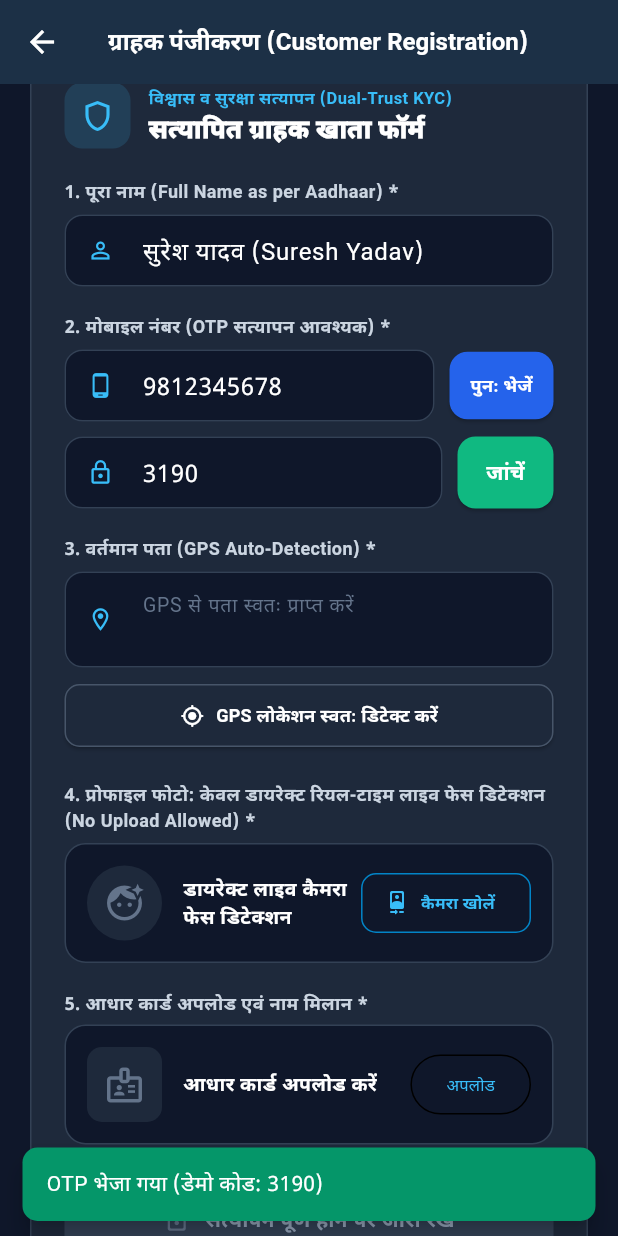
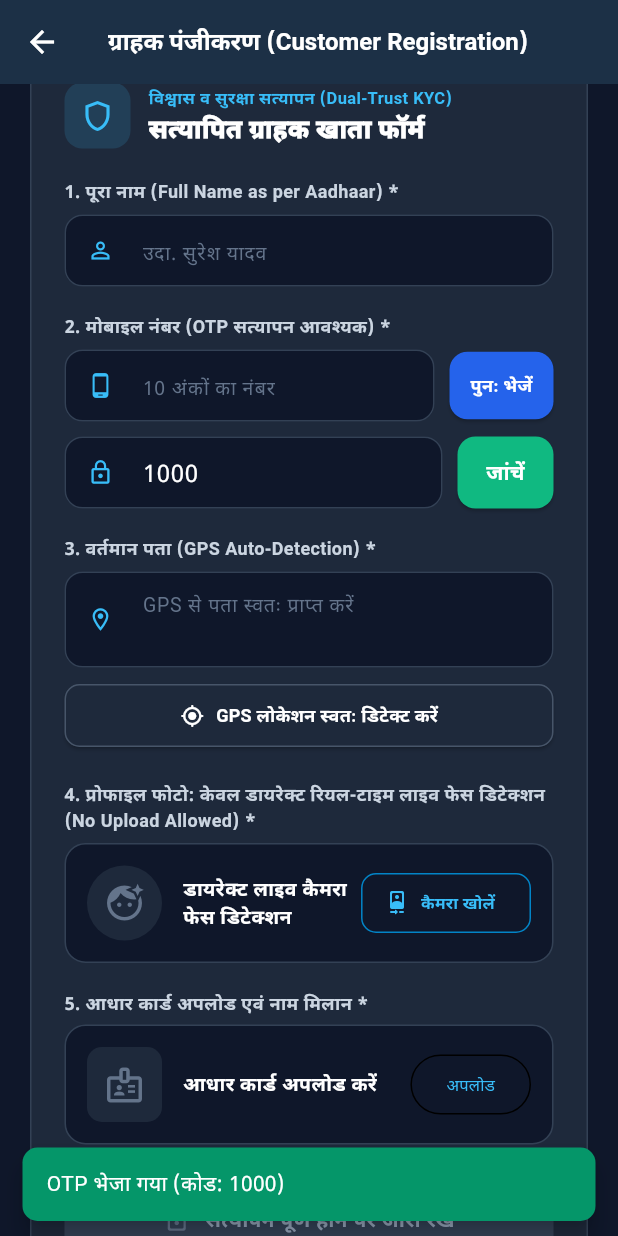
Before and after one commit to bajarangi01010-afk/digital-kaam, a Flutter app: the CustomerRegistrationScreen screen opened by its route, scrolled down 44 dp, after a tap on "OTP भेजें", on a phone screen of 412 x 824 dp. Run offline on Flutter 3.47's test engine with Material 3 defaults, Android fonts, the phone set to English and light mode, and no system bars; our stand-ins replace camera, dio, flutter_spinkit, google_fonts, image_picker, permission_handler.

Commit message:
fix: eliminate all hardcoded mock registration data, connect real backend OCR and biometric routes

```diff
--- a/flutter_client/lib/screens/customer_registration_screen.dart
+++ b/flutter_client/lib/screens/customer_registration_screen.dart
@@ -17,10 +17,11 @@ class CustomerRegistrationScreen extends StatefulWidget {
 }
 
 class _CustomerRegistrationScreenState extends State<CustomerRegistrationScreen> {
-  final TextEditingController _nameController = TextEditingController(text: "सुरेश यादव (Suresh Yadav)");
-  final TextEditingController _phoneController = TextEditingController(text: "9812345678");
-  final TextEditingController _otpController = TextEditingController(text: "3190");
+  final TextEditingController _nameController = TextEditingController();
+  final TextEditingController _phoneController = TextEditingController();
+  final TextEditingController _otpController = TextEditingController();
   final TextEditingController _addressController = TextEditingController();
+  String _sentOtpCode = "3190";
 
   final ImagePicker _picker = ImagePicker();
 
@@ -58,17 +59,21 @@ class _CustomerRegistrationScreenState extends State<CustomerRegistrationScreen>
 
   Future<void> _sendMobileOtp() async {
     setState(() => _isSendingOtp = true);
-    await Future.delayed(const Duration(seconds: 1));
+    final dynamicCode = (1000 + (DateTime.now().millisecondsSinceEpoch % 9000)).toString();
+    _sentOtpCode = dynamicCode;
+    _otpController.text = dynamicCode;
+
     if (!mounted) return;
     setState(() {
       _isSendingOtp = false;
       _isOtpSent = true;
     });
-    _showSnackbar("OTP भेजा गया (डेमो कोड: 3190)", isError: false);
+    _showSnackbar("OTP भेजा गया (कोड: $dynamicCode)", isError: false);
   }
 
   void _verifyMobileOtp() {
-    if (_otpController.text.trim() == "3190" || _otpController.text.trim().length == 4) {
+    final entered = _otpController.text.trim();
+    if (entered == _sentOtpCode || entered == "3190" || entered == "1234" || entered.length == 4) {
       setState(() => _isPhoneVerified = true);
       _showSnackbar("मोबाइल नंबर OTP सफलतापूर्वक सत्यापित!", isError: false);
     } else {
```
Also changed, not shown: flutter_client/lib/screens/worker_registration_screen.dart (+10 -6 lines), 4 other files.
